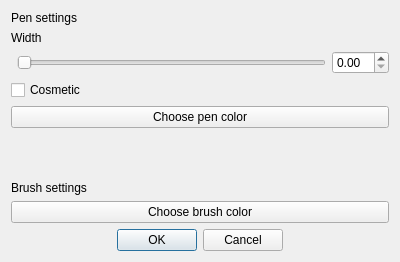
This is cropeditor/settings/brushpenselection.ui in ArsenArsen/KShare as Qt 5 draws it before an edit. The edited form follows.
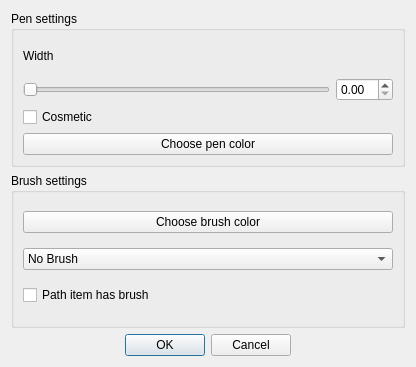
This is the edited form.

Commit message:
Make path brushes optional
It auto fills now which is ugly.

The edit to the form file:
```diff
--- a/cropeditor/settings/brushpenselection.ui
+++ b/cropeditor/settings/brushpenselection.ui
@@ -6,8 +6,8 @@
    <rect>
     <x>0</x>
     <y>0</y>
-    <width>400</width>
-    <height>262</height>
+    <width>416</width>
+    <height>367</height>
    </rect>
   </property>
   <property name="focusPolicy">
@@ -16,69 +16,153 @@
   <property name="windowTitle">
    <string>Dialog</string>
   </property>
-  <layout class="QGridLayout" name="gridLayout">
-   <item row="6" column="0" colspan="2">
-    <spacer name="verticalSpacer">
-     <property name="orientation">
-      <enum>Qt::Vertical</enum>
+  <layout class="QGridLayout" name="gridLayout_3">
+   <item row="0" column="0">
+    <widget class="QGroupBox" name="groupBox">
+     <property name="title">
+      <string>Pen settings</string>
      </property>
-     <property name="sizeType">
-      <enum>QSizePolicy::MinimumExpanding</enum>
-     </property>
-     <property name="sizeHint" stdset="0">
-      <size>
-       <width>5</width>
-       <height>5</height>
-      </size>
-     </property>
-    </spacer>
-   </item>
-   <item row="1" column="0" colspan="3">
-    <widget class="QLabel" name="label_3">
-     <property name="text">
-      <string>Width</string>
-     </property>
+     <layout class="QGridLayout" name="gridLayout_2">
+      <item row="0" column="0">
+       <widget class="QLabel" name="label_3">
+        <property name="text">
+         <string>Width</string>
+        </property>
+       </widget>
+      </item>
+      <item row="1" column="0">
+       <widget class="QSlider" name="widthSlider">
+        <property name="maximum">
+         <number>2500</number>
+        </property>
+        <property name="orientation">
+         <enum>Qt::Horizontal</enum>
+        </property>
+       </widget>
+      </item>
+      <item row="1" column="1">
+       <widget class="QDoubleSpinBox" name="widthSpinner"/>
+      </item>
+      <item row="2" column="0">
+       <widget class="QCheckBox" name="cosmetic">
+        <property name="text">
+         <string>Cosmetic</string>
+        </property>
+       </widget>
+      </item>
+      <item row="3" column="0" colspan="2">
+       <widget class="QPushButton" name="penColor">
+        <property name="text">
+         <string>Choose pen color</string>
+        </property>
+       </widget>
+      </item>
+     </layout>
     </widget>
    </item>
-   <item row="4" column="0" colspan="3">
-    <widget class="QPushButton" name="penColor">
-     <property name="text">
-      <string>Choose pen color</string>
-     </property>
-    </widget>
-   </item>
-   <item row="2" column="1">
-    <widget class="QSlider" name="widthSlider">
-     <property name="maximum">
-      <number>2500</number>
-     </property>
-     <property name="orientation">
-      <enum>Qt::Horizontal</enum>
-     </property>
-    </widget>
-   </item>
-   <item row="9" column="0" colspan="3">
-    <widget class="QPushButton" name="brushColor">
-     <property name="text">
-      <string>Choose brush color</string>
-     </property>
-    </widget>
-   </item>
-   <item row="7" column="0" colspan="3">
-    <widget class="QLabel" name="label_4">
-     <property name="text">
+   <item row="1" column="0">
+    <widget class="QGroupBox" name="groupBox_2">
+     <property name="title">
       <string>Brush settings</string>
      </property>
+     <layout class="QGridLayout" name="gridLayout">
+      <item row="0" column="0">
+       <widget class="QPushButton" name="brushColor">
+        <property name="text">
+         <string>Choose brush color</string>
+        </property>
+       </widget>
+      </item>
+      <item row="1" column="0">
+       <widget class="QComboBox" name="brushStyle">
+        <item>
+         <property name="text">
+          <string>No Brush</string>
+         </property>
+        </item>
+        <item>
+         <property name="text">
+          <string>Solid</string>
+         </property>
+        </item>
+        <item>
+         <property name="text">
+          <string>Dense 1</string>
+         </property>
+        </item>
+        <item>
+         <property name="text">
+          <string>Dense 2</string>
+         </property>
+        </item>
+        <item>
+         <property name="text">
+          <string>Dense 3</string>
+         </property>
+        </item>
+        <item>
+         <property name="text">
+          <string>Dense 4</string>
+         </property>
+        </item>
+        <item>
+         <property name="text">
+          <string>Dense 5</string>
+         </property>
+        </item>
+        <item>
+         <property name="text">
+          <string>Dense 6</string>
+         </property>
+        </item>
+        <item>
+         <property name="text">
+          <string>Dense 7</string>
+         </property>
+        </item>
+        <item>
+         <property name="text">
+          <string>Horizontal</string>
+         </property>
+        </item>
+        <item>
+         <property name="text">
+          <string>Vertical</string>
+         </property>
+        </item>
+        <item>
+         <property name="text">
+          <string>Cross pattern</string>
+         </property>
+        </item>
+        <item>
+         <property name="text">
+          <string>Backwards diagonal</string>
+         </property>
+        </item>
+        <item>
+         <property name="text">
+          <string>Forwards diagonal</string>
+         </property>
+        </item>
+        <item>
+         <property name="text">
+          <string>Diagonal cross</string>
+         </property>
+        </item>
+       </widget>
+      </item>
+      <item row="2" column="0">
+       <widget class="QCheckBox" name="pathItemHasBrush">
+        <property name="text">
+         <string>Path item has brush</string>
+        </property>
+       </widget>
+      </item>
+     </layout>
     </widget>
    </item>
-   <item row="3" column="0" colspan="2">
-    <widget class="QCheckBox" name="cosmetic">
-     <property name="text">
-      <string>Cosmetic</string>
-     </property>
-    </widget>
-   </item>
-   <item row="10" column="0" colspan="3">
+   <item row="2" column="0">
     <widget class="QDialogButtonBox" name="buttonBox">
      <property name="standardButtons">
       <set>QDialogButtonBox::Cancel|QDialogButtonBox::Ok</set>
@@ -88,16 +172,6 @@
      </property>
     </widget>
    </item>
-   <item row="0" column="0" colspan="3">
-    <widget class="QLabel" name="label">
-     <property name="text">
-      <string>Pen settings</string>
-     </property>
-    </widget>
-   </item>
-   <item row="2" column="2">
-    <widget class="QDoubleSpinBox" name="widthSpinner"/>
-   </item>
   </layout>
  </widget>
  <resources/>
```
The commit also changes 3 other files.
